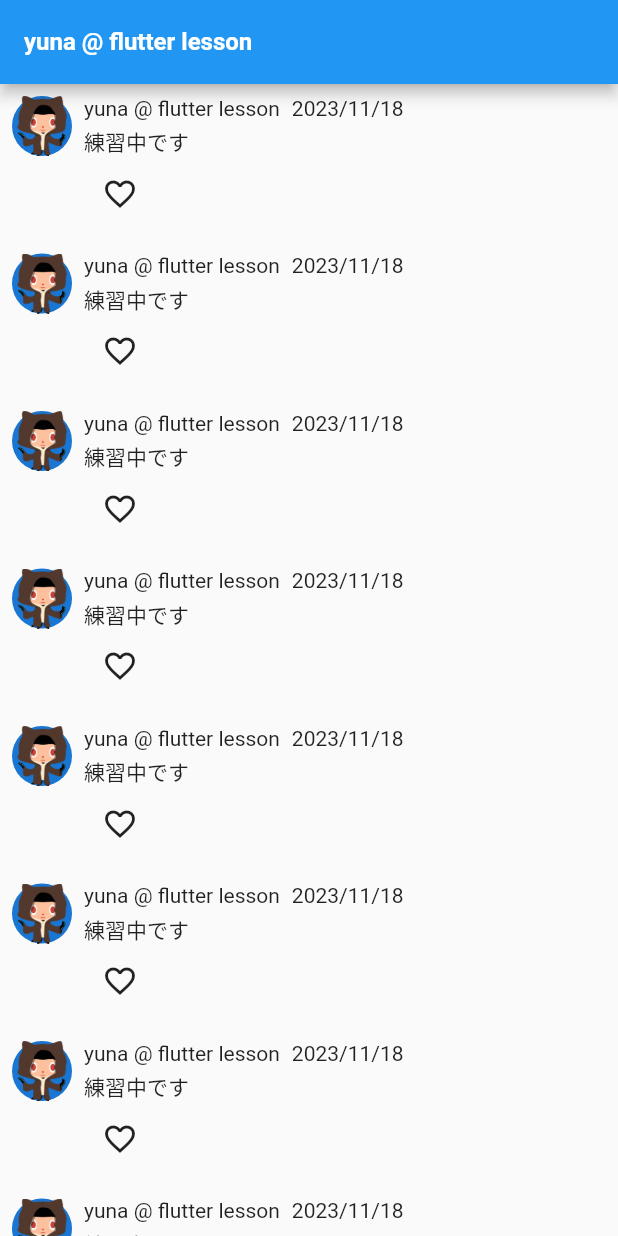
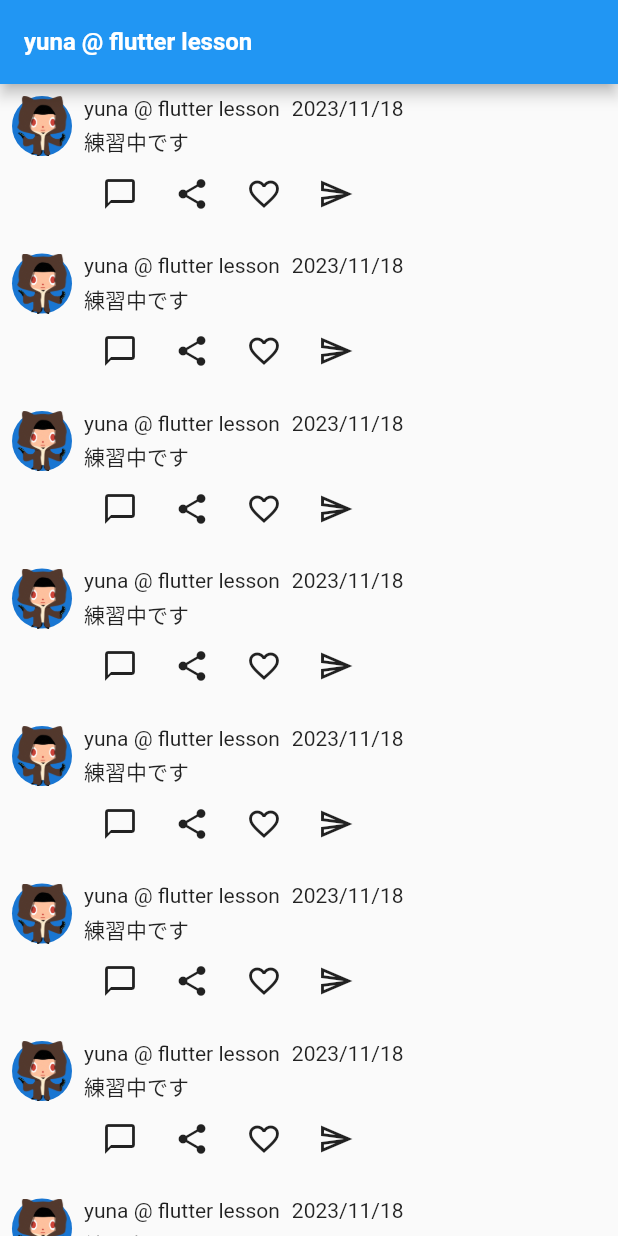
Before and after one commit to yuna096740/flutter_lesson, a Flutter app: the screen it shows after launch, on a phone screen of 412 x 824 dp. Run offline on Flutter 3.47's test engine with Material 2 defaults, Android fonts, the phone set to English and light mode, and no system bars.

Commit message:
[add] Icons and refactoring

```diff
--- a/lib/main.dart
+++ b/lib/main.dart
@@ -64,10 +64,7 @@ class TweetTitle extends StatelessWidget {
               ),
               SizedBox(height: 4),
               Text('練習中です'),
-              IconButton(
-                onPressed: () {},
-                icon: Icon(Icons.favorite_border),
-              ),
+              TweetIcons(),
             ],
           ),
         ],
@@ -75,3 +72,44 @@ class TweetTitle extends StatelessWidget {
     );
   }
 }
+
+List<String> tweetIconList = [
+  'chat_bubble_outline',
+  'share_sharp',
+  'favorite_border',
+  'send_outlined',
+];
+
+class TweetIcons extends StatelessWidget {
+  const TweetIcons({
+    super.key,
+  });
+
+  @override
+  Widget build(BuildContext context) {
+    return Row(
+      children: [
+        for (int i = 0; i < tweetIconList.length; i++)
+          IconButton(
+            onPressed: () {},
+            icon: Icon(_getIconData(tweetIconList[i])),
+          ),
+      ],
+    );
+  }
+}
+
+IconData _getIconData(String iconName) {
+  switch (iconName) {
+    case 'chat_bubble_outline':
+      return Icons.chat_bubble_outline;
+    case 'share_sharp':
+      return Icons.share_sharp;
+    case 'favorite_border':
+      return Icons.favorite_border;
+    case 'send_outlined':
+      return Icons.send_outlined;
+    default:
+      return Icons.error_outline;
+  }
+}
```
